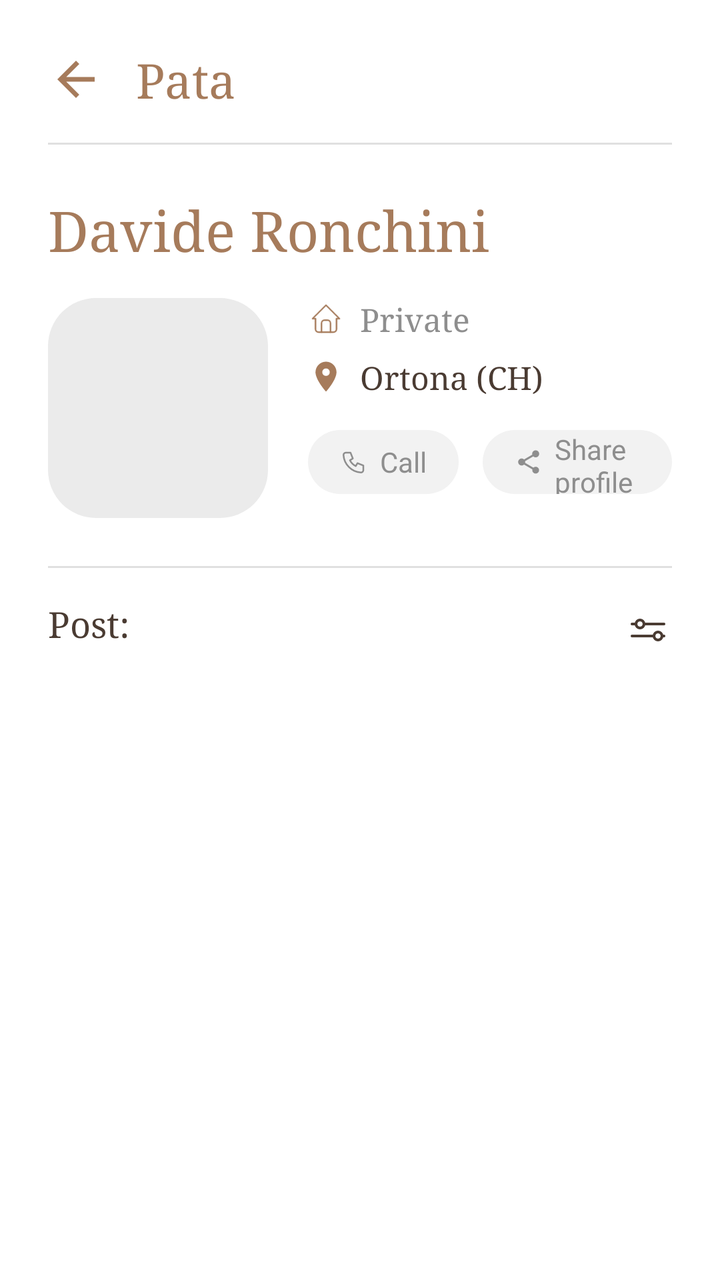
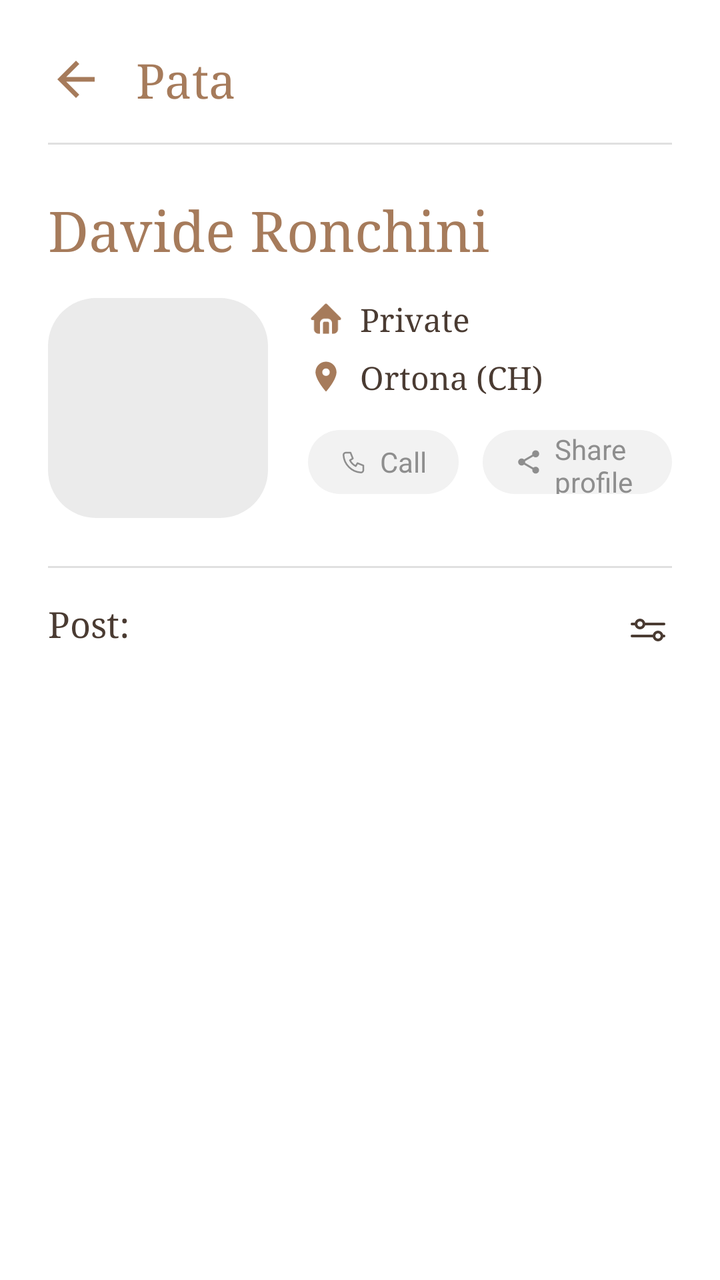

Before-and-after screenshots of an Android layout around one commit, followed by the original layout XML and the change that was made.
<!-- AndroidManifest.xml: application theme Theme.Paws -->
<!-- res/layout/fragment_user_profile.xml -->
<?xml version="1.0" encoding="utf-8"?>
<androidx.coordinatorlayout.widget.CoordinatorLayout xmlns:android="http://schemas.android.com/apk/res/android"
    xmlns:app="http://schemas.android.com/apk/res-auto"
    android:layout_width="match_parent"
    android:layout_height="match_parent"
    android:background="#FFFFFF">

    <com.google.android.material.appbar.AppBarLayout
        android:layout_width="match_parent"
        android:layout_height="wrap_content"
        android:background="#FFFFFF"
        app:elevation="0dp">

        <LinearLayout
            android:layout_width="match_parent"
            android:layout_height="wrap_content"
            android:orientation="vertical"
            android:padding="24dp">

            
            <LinearLayout
                android:layout_width="match_parent"
                android:layout_height="wrap_content"
                android:orientation="horizontal"
                android:gravity="center_vertical">

                <ImageView
                    android:id="@+id/btnBackFromUserProfile"
                    android:layout_width="28dp"
                    android:layout_height="28dp"
                    android:src="@drawable/ic_back_arrow"
                    app:tint="#A67B5B"
                    android:contentDescription="Back" />

                <TextView
                    android:id="@+id/tvUserProfileHeaderName"
                    android:layout_width="0dp"
                    android:layout_height="wrap_content"
                    android:layout_weight="1"
                    android:layout_marginStart="16dp"
                    android:text="Pata"
                    android:textSize="24sp"
                    android:textColor="#A67B5B"
                    android:fontFamily="serif" />
            </LinearLayout>

            <View
                android:layout_width="match_parent"
                android:layout_height="1dp"
                android:background="#E0E0E0"
                android:layout_marginTop="16dp" />

            
            <LinearLayout
                android:layout_width="match_parent"
                android:layout_height="wrap_content"
                android:orientation="vertical"
                android:layout_marginTop="24dp">

                
                <TextView
                    android:id="@+id/tvUserProfileFullName"
                    android:layout_width="wrap_content"
                    android:layout_height="wrap_content"
                    android:text="Davide Ronchini"
                    android:textSize="28sp"
                    android:textColor="#A67B5B"
                    android:fontFamily="serif"
                    android:layout_marginBottom="16dp" />

                <LinearLayout
                    android:layout_width="match_parent"
                    android:layout_height="wrap_content"
                    android:orientation="horizontal">

                    <com.google.android.material.imageview.ShapeableImageView
                        android:id="@+id/ivUserProfileAvatar"
                        android:layout_width="110dp"
                        android:layout_height="110dp"
                        android:scaleType="centerCrop"
                        android:src="@drawable/bg_add_puppy_placeholder"
                        app:shapeAppearanceOverlay="@style/RoundedSquare" />

                    <LinearLayout
                        android:layout_width="match_parent"
                        android:layout_height="wrap_content"
                        android:orientation="vertical"
                        android:layout_marginStart="20dp">

                        
                        <LinearLayout
                            android:layout_width="wrap_content"
                            android:layout_height="wrap_content"
                            android:gravity="center_vertical"
                            android:layout_marginBottom="8dp">
                            <ImageView
                                android:layout_width="18dp"
                                android:layout_height="18dp"
                                android:src="@drawable/home_ic_home"
                                app:tint="#A67B5B"
                                android:contentDescription="Type" />
                            <TextView
                                android:id="@+id/tvUserProfileAccountType"
                                android:layout_width="wrap_content"
                                android:layout_height="wrap_content"
                                android:layout_marginStart="8dp"
                                android:text="Private"
                                android:textSize="16sp"
                                android:textColor="#8E8E8E"
                                android:fontFamily="serif" />
                        </LinearLayout>

                        
                        <LinearLayout
                            android:layout_width="wrap_content"
                            android:layout_height="wrap_content"
                            android:gravity="center_vertical"
                            android:layout_marginBottom="16dp">
                            <ImageView
                                android:layout_width="18dp"
                                android:layout_height="18dp"
                                android:src="@drawable/ic_location"
                                app:tint="#A67B5B"
                                android:contentDescription="Location" />
                            <TextView
                                android:id="@+id/tvUserProfileLocation"
                                android:layout_width="wrap_content"
                                android:layout_height="wrap_content"
                                android:layout_marginStart="8dp"
                                android:text="Ortona (CH)"
                                android:textSize="16sp"
                                android:textColor="#4A3B32"
                                android:fontFamily="serif" />
                        </LinearLayout>

                        
                        <LinearLayout
                            android:layout_width="match_parent"
                            android:layout_height="wrap_content"
                            android:orientation="horizontal">

                            <LinearLayout
                                android:id="@+id/btnCallUserProfile"
                                android:layout_width="wrap_content"
                                android:layout_height="32dp"
                                android:background="@drawable/bg_search_bar"
                                android:paddingHorizontal="16dp"
                                android:gravity="center_vertical"
                                android:clickable="true"
                                android:focusable="true">
                                <ImageView
                                    android:layout_width="14dp"
                                    android:layout_height="14dp"
                                    android:src="@drawable/sign_ic_phone"
                                    app:tint="#8E8E8E"
                                    android:contentDescription="Call" />
                                <TextView
                                    android:layout_width="wrap_content"
                                    android:layout_height="wrap_content"
                                    android:layout_marginStart="6dp"
                                    android:text="Call"
                                    android:textSize="14sp"
                                    android:textColor="#8E8E8E" />
                            </LinearLayout>

                            <LinearLayout
                                android:id="@+id/btnShareUserProfile"
                                android:layout_width="wrap_content"
                                android:layout_height="32dp"
                                android:layout_marginStart="12dp"
                                android:background="@drawable/bg_search_bar"
                                android:paddingHorizontal="16dp"
                                android:gravity="center_vertical"
                                android:clickable="true"
                                android:focusable="true">
                                <ImageView
                                    android:layout_width="14dp"
                                    android:layout_height="14dp"
                                    android:src="@drawable/ic_share"
                                    app:tint="#8E8E8E"
                                    android:contentDescription="Share" />
                                <TextView
                                    android:layout_width="wrap_content"
                                    android:layout_height="wrap_content"
                                    android:layout_marginStart="6dp"
                                    android:text="Share profile"
                                    android:textSize="14sp"
                                    android:textColor="#8E8E8E" />
                            </LinearLayout>
                        </LinearLayout>
                    </LinearLayout>
                </LinearLayout>
            </LinearLayout>

            <View
                android:layout_width="match_parent"
                android:layout_height="1dp"
                android:background="#E0E0E0"
                android:layout_marginTop="24dp" />

            <LinearLayout
                android:layout_width="match_parent"
                android:layout_height="wrap_content"
                android:orientation="horizontal"
                android:layout_marginTop="16dp"
                android:gravity="center_vertical">
                <TextView
                    android:layout_width="0dp"
                    android:layout_height="wrap_content"
                    android:layout_weight="1"
                    android:text="Post:"
                    android:textSize="18sp"
                    android:textColor="#4A3B32"
                    android:fontFamily="serif" />
                <ImageView
                    android:id="@+id/ivFilterUserProfile"
                    android:layout_width="24dp"
                    android:layout_height="24dp"
                    android:src="@drawable/ic_filter"
                    app:tint="#4A3B32"
                    android:contentDescription="Filter Posts" />
            </LinearLayout>

        </LinearLayout>
    </com.google.android.material.appbar.AppBarLayout>

    <androidx.recyclerview.widget.RecyclerView
        android:id="@+id/rvUserProfilePosts"
        android:layout_width="match_parent"
        android:layout_height="match_parent"
        android:paddingHorizontal="16dp"
        android:clipToPadding="false"
        app:layout_behavior="@string/appbar_scrolling_view_behavior" />

</androidx.coordinatorlayout.widget.CoordinatorLayout>
<!-- resources referenced by this layout -->
<resources>
  <!-- drawable bg_add_puppy_placeholder (drawable) -->
  <?xml version="1.0" encoding="utf-8"?>
  <shape xmlns:android="http://schemas.android.com/apk/res/android">
      <solid android:color="#EBEBEB" />
      <corners android:radius="24dp" />
  </shape>
  <!-- drawable bg_search_bar (drawable) -->
  <?xml version="1.0" encoding="utf-8"?>
  <shape xmlns:android="http://schemas.android.com/apk/res/android">
      <solid android:color="#F2F2F2" /> <corners android:radius="24dp" /> </shape>
  <!-- drawable home_ic_home (drawable) -->
  <vector xmlns:android="http://schemas.android.com/apk/res/android"
      android:width="24dp"
      android:height="24dp"
      android:viewportWidth="50"
      android:viewportHeight="50">
      <path
          android:strokeColor="#45321E"
          android:strokeWidth="2"
          android:strokeLineCap="round"
          android:strokeLineJoin="round"
          android:pathData="M10.4167,25H6.25L25,6.25L43.75,25H39.5833" />
      <path
          android:strokeColor="#45321E"
          android:strokeWidth="2"
          android:strokeLineCap="round"
          android:strokeLineJoin="round"
          android:pathData="M10.4166,25V39.5833C10.4166,40.6884 10.8556,41.7482 11.637,42.5296C12.4184,43.311 13.4782,43.75 14.5833,43.75H35.4166C36.5217,43.75 37.5815,43.311 38.3629,42.5296C39.1443,41.7482 39.5833,40.6884 39.5833,39.5833V25" />
      <path
          android:strokeColor="#45321E"
          android:strokeWidth="2"
          android:strokeLineCap="round"
          android:strokeLineJoin="round"
          android:pathData="M18.75,43.7502V31.2502C18.75,30.1451 19.189,29.0853 19.9704,28.3039C20.7518,27.5225 21.8116,27.0835 22.9167,27.0835H27.0833C28.1884,27.0835 29.2482,27.5225 30.0296,28.3039C30.811,29.0853 31.25,30.1451 31.25,31.2502V43.7502" />
  </vector>
  <!-- drawable ic_back_arrow (drawable) -->
  <vector xmlns:android="http://schemas.android.com/apk/res/android"
      android:width="24dp"
      android:height="24dp"
      android:viewportWidth="24"
      android:viewportHeight="24">
    <path
        android:fillColor="#4A3B32"
        android:pathData="M20,11H7.83l5.59,-5.59L12,4l-8,8 8,8 1.41,-1.41L7.83,13H20v-2z"/>
  </vector>
  <!-- drawable ic_location (drawable) -->
  <vector xmlns:android="http://schemas.android.com/apk/res/android"
      android:width="24dp"
      android:height="24dp"
      android:viewportWidth="24"
      android:viewportHeight="24">
      <path
          android:fillColor="#4A3B32"
          android:pathData="M12,2C8.13,2 5,5.13 5,9c0,5.25 7,13 7,13s7,-7.75 7,-13c0,-3.87 -3.13,-7 -7,-7zM12,11.5c-1.38,0 -2.5,-1.12 -2.5,-2.5s1.12,-2.5 2.5,-2.5 2.5,1.12 2.5,2.5 -1.12,2.5 -2.5,2.5z" />
  </vector>
  <!-- drawable ic_share (drawable) -->
  <vector xmlns:android="http://schemas.android.com/apk/res/android"
      android:width="24dp"
      android:height="24dp"
      android:viewportWidth="24"
      android:viewportHeight="24">
      <path
          android:fillColor="#8E8E8E"
          android:pathData="M18,16.08c-0.76,0 -1.44,0.3 -1.96,0.77L8.91,12.7c0.05,-0.23 0.09,-0.46 0.09,-0.7s-0.04,-0.47 -0.09,-0.7l7.05,-4.11c0.54,0.5 1.25,0.81 2.04,0.81 1.66,0 3,-1.34 3,-3s-1.34,-3 -3,-3s-3,1.34 -3,3c0,0.24 0.04,0.47 0.09,0.7L8.04,9.81C7.5,9.31 6.79,9 6,9c-1.66,0 -3,1.34 -3,3s1.34,3 3,3c0.79,0 1.5,-0.31 2.04,-0.81l7.12,4.16c-0.05,0.21 -0.08,0.43 -0.08,0.65 0,1.61 1.31,2.92 2.92,2.92s2.92,-1.31 2.92,-2.92 -1.31,-2.92 -2.92,-2.92z" />
  </vector>
  <style name="RoundedSquare">
          <item name="cornerFamily">rounded</item>
          <item name="cornerSize">16dp</item>
      </style>
  <style name="Theme.Paws" parent="Base.Theme.Paws" />
  <style name="Base.Theme.Paws" parent="Theme.Material3.DayNight.NoActionBar">
  
          
          <item name="android:statusBarColor">#FFFFFF</item>
  
          
          <item name="android:windowLightStatusBar">true</item>
  
      </style>
  <!-- unchanged entries left out for length: 2 -->
</resources>

<!-- the commit's change to res/layout/fragment_user_profile.xml (unified diff, before → after) -->
@@ -3,13 +3,16 @@
     xmlns:app="http://schemas.android.com/apk/res-auto"
     android:layout_width="match_parent"
     android:layout_height="match_parent"
-    android:background="#FFFFFF">
+    android:background="#FFFFFF"
+    android:fitsSystemWindows="true">
 
     <com.google.android.material.appbar.AppBarLayout
         android:layout_width="match_parent"
         android:layout_height="wrap_content"
-        android:background="#FFFFFF"
-        app:elevation="0dp">
+        android:background="@android:color/transparent"
+        app:elevation="0dp"
+        app:liftOnScroll="false"
+        android:fitsSystemWindows="true">
 
         <LinearLayout
             android:layout_width="match_parent"
@@ -96,7 +99,7 @@
                             <ImageView
                                 android:layout_width="18dp"
                                 android:layout_height="18dp"
-                                android:src="@drawable/home_ic_home"
+                                android:src="@drawable/home_ic_home_selected"
                                 app:tint="#A67B5B"
                                 android:contentDescription="Type" />
                             <TextView
@@ -106,7 +109,7 @@
                                 android:layout_marginStart="8dp"
                                 android:text="Private"
                                 android:textSize="16sp"
-                                android:textColor="#8E8E8E"
+                                android:textColor="#4A3B32"
                                 android:fontFamily="serif" />
                         </LinearLayout>
 
<!-- resource entries referenced after the edit -->
@@ -10,30 +10,15 @@
   <?xml version="1.0" encoding="utf-8"?>
   <shape xmlns:android="http://schemas.android.com/apk/res/android">
       <solid android:color="#F2F2F2" /> <corners android:radius="24dp" /> </shape>
-  <!-- drawable home_ic_home (drawable) -->
+  <!-- drawable home_ic_home_selected (drawable) -->
   <vector xmlns:android="http://schemas.android.com/apk/res/android"
       android:width="24dp"
       android:height="24dp"
       android:viewportWidth="50"
       android:viewportHeight="50">
       <path
-          android:strokeColor="#45321E"
-          android:strokeWidth="2"
-          android:strokeLineCap="round"
-          android:strokeLineJoin="round"
-          android:pathData="M10.4167,25H6.25L25,6.25L43.75,25H39.5833" />
-      <path
-          android:strokeColor="#45321E"
-          android:strokeWidth="2"
-          android:strokeLineCap="round"
-          android:strokeLineJoin="round"
-          android:pathData="M10.4166,25V39.5833C10.4166,40.6884 10.8556,41.7482 11.637,42.5296C12.4184,43.311 13.4782,43.75 14.5833,43.75H35.4166C36.5217,43.75 37.5815,43.311 38.3629,42.5296C39.1443,41.7482 39.5833,40.6884 39.5833,39.5833V25" />
-      <path
-          android:strokeColor="#45321E"
-          android:strokeWidth="2"
-          android:strokeLineCap="round"
-          android:strokeLineJoin="round"
-          android:pathData="M18.75,43.7502V31.2502C18.75,30.1451 19.189,29.0853 19.9704,28.3039C20.7518,27.5225 21.8116,27.0835 22.9167,27.0835H27.0833C28.1884,27.0835 29.2482,27.5225 30.0296,28.3039C30.811,29.0853 31.25,30.1451 31.25,31.2502V43.7502" />
+          android:fillColor="#FF8B00"
+          android:pathData="M25,4.167c0.552,0 1.082,0.22 1.473,0.61L45.223,23.527C46.535,24.84 45.606,27.083 43.75,27.083H41.667V39.583C41.667,41.241 41.008,42.831 39.836,44.003C38.664,45.175 37.074,45.833 35.417,45.833H33.333V31.25C33.333,29.656 32.724,28.122 31.631,26.962C30.537,25.802 29.042,25.104 27.45,25.011L27.083,25H22.917C21.259,25 19.669,25.658 18.497,26.83C17.325,28.002 16.667,29.592 16.667,31.25V45.833H14.583C12.926,45.833 11.336,45.175 10.164,44.003C8.992,42.831 8.333,41.241 8.333,39.583V27.083H6.25C4.396,27.083 3.465,24.84 4.777,23.527L23.527,4.777C23.918,4.387 24.448,4.167 25,4.167ZM27.083,29.167C27.635,29.167 28.166,29.386 28.557,29.776C28.947,30.167 29.167,30.698 29.167,31.25V45.833H20.833V31.25C20.833,30.74 21.021,30.247 21.36,29.866C21.699,29.485 22.166,29.24 22.673,29.181L22.917,29.167H27.083Z" />
   </vector>
   <!-- drawable ic_back_arrow (drawable) -->
   <vector xmlns:android="http://schemas.android.com/apk/res/android"
